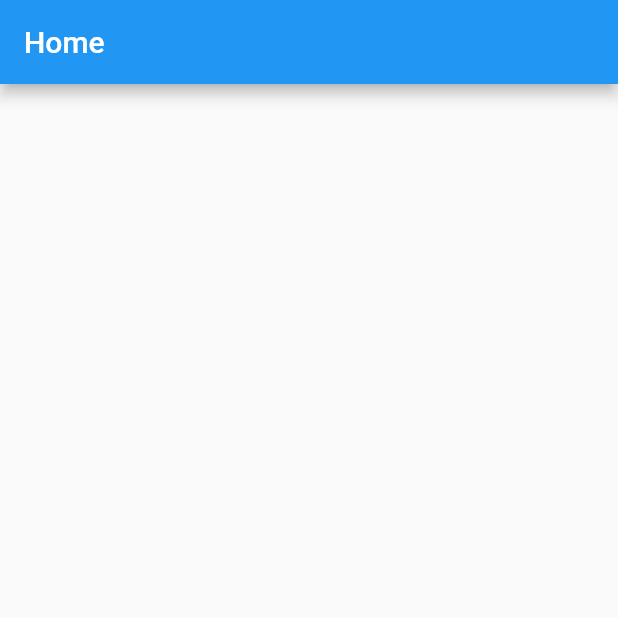
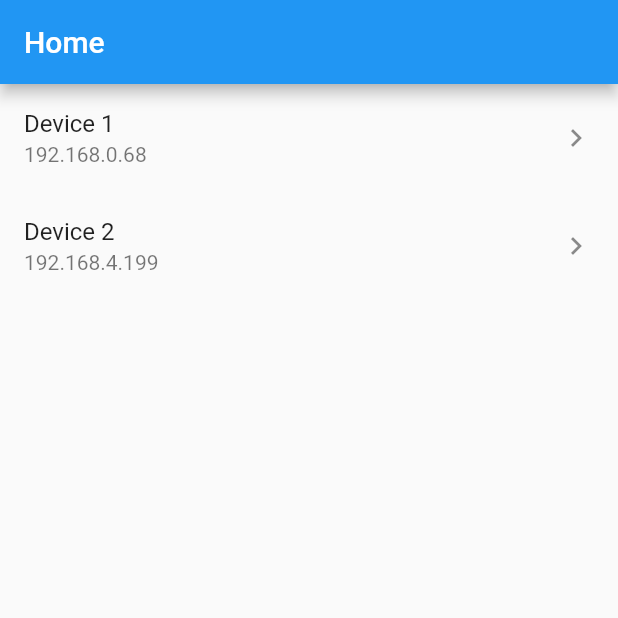
Before and after one commit to 1saifj/pingo, a Flutter app: the screen it shows after launch, on a phone screen of 412 x 824 dp, the top half of it. Run offline on Flutter 3.47's test engine with Material 2 defaults, Android fonts, the phone set to English and light mode, and no system bars.

Commit message:
add device to listview

```diff
--- a/lib/model/device.dart
+++ b/lib/model/device.dart
@@ -1,9 +1,7 @@
-import 'package:pingo/model/group.dart';
-
 class Device {
   final String name;
   final String ip;
-  final Group groupId;
+  final int groupId;
 
   Device({required this.name, required this.ip, required this.groupId});
 
@@ -11,7 +9,7 @@ class Device {
     return Device(
       name: json['name'],
       ip: json['ip'],
-      groupId: Group.fromJson(json['groupId']),
+      groupId: json['groupId'],
     );
   }
 }
--- a/lib/view/screen/home_view.dart
+++ b/lib/view/screen/home_view.dart
@@ -1,4 +1,5 @@
 import 'package:flutter/material.dart';
+import 'package:pingo/model/device.dart';
 
 class HomeView extends StatefulWidget {
   HomeView({Key? key}) : super(key: key);
@@ -8,13 +9,39 @@ class HomeView extends StatefulWidget {
 }
 
 class _HomeViewState extends State<HomeView> {
+//make fakedevices
+  List<Device> devices = [
+    Device(
+      name: 'Device 1',
+      ip: '192.168.0.68',
+      groupId: 1,
+    ),
+    Device(
+      name: 'Device 2',
+      ip: '192.168.4.199',
+      groupId: 1,
+    ),
+  ];
+
   @override
   Widget build(BuildContext context) {
     return Scaffold(
       appBar: AppBar(
         title: const Text('Home'),
       ),
-      body: Container(),
+      body: Container(
+        child: ListView.builder(
+          itemCount: devices.length,
+          itemBuilder: (BuildContext context, int index) {
+            return ListTile(
+              title: Text(devices[index].name),
+              subtitle: Text(devices[index].ip),
+              trailing: Icon(Icons.keyboard_arrow_right),
+              onTap: () {},
+            );
+          },
+        ),
+      ),
     );
   }
 }
```
